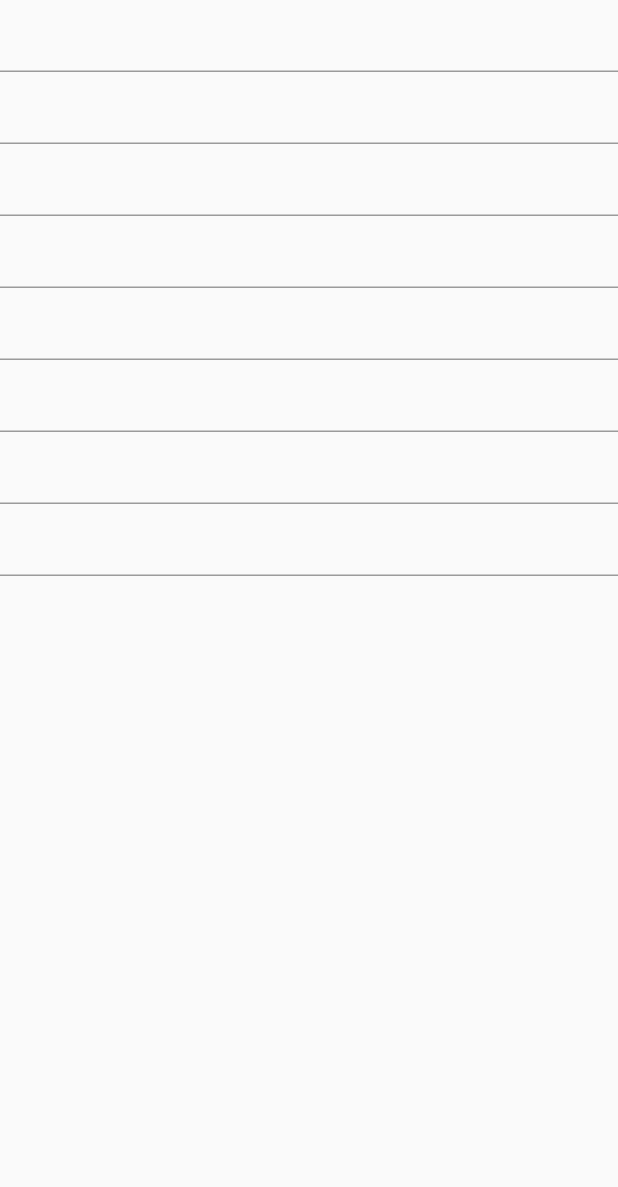
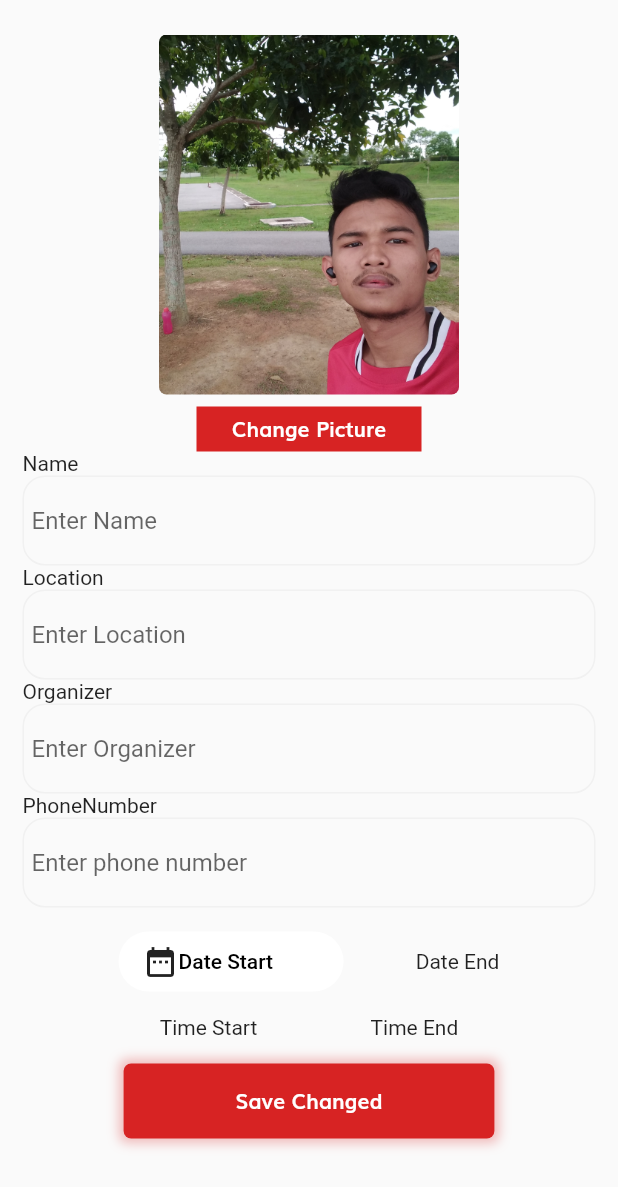
Before and after one commit to Firzan97/Blood-Donation-using-geolocation-and-rule-based-algorithm-, a Flutter app: the EditEvent screen opened directly, on a phone screen of 412 x 824 dp. Shown: the top 1187 px of the screen. Run offline on Flutter 3.47's test engine with Material 2 defaults, Android fonts, the phone set to English and light mode, and no system bars; our stand-ins replace curved_navigation_bar, firebase_messaging, flutter_datetime_picker, flutter_svg, font_awesome_flutter, geolocator and 8 more; missing offline and left inert: geocoder; accounts and stored records are empty; generated files the repository leaves out were written again.

Commit message:
edit event 50% done

```diff
--- a/lib/event/edit_event.dart
+++ b/lib/event/edit_event.dart
@@ -1,4 +1,7 @@
+import 'package:easy_blood/constant/constant.dart';
+import 'package:flutter/cupertino.dart';
 import 'package:flutter/material.dart';
+import 'package:flutter_datetime_picker/flutter_datetime_picker.dart';
 
 class EditEvent extends StatefulWidget {
   @override
@@ -6,54 +9,237 @@ class EditEvent extends StatefulWidget {
 }
 
 class _EditEventState extends State<EditEvent> {
+  TextEditingController eventName = new TextEditingController();
+  TextEditingController eventLocation = new TextEditingController();
+  TextEditingController eventTime = new TextEditingController();
+  TextEditingController eventDate = new TextEditingController();
+  TextEditingController eventOrganizer = new TextEditingController();
+  TextEditingController eventPhoneNumber = new TextEditingController();
+  var dateStart,dateEnd,timeStart,timeEnd;
+
   @override
   Widget build(BuildContext context) {
-    return Container(
+    Size size = MediaQuery.of(context).size;
+    return Scaffold(
+        body: Container(
+          child: SingleChildScrollView(
+            child: Padding(
+              padding: const EdgeInsets.all(15.0),
               child: Column(
                 crossAxisAlignment: CrossAxisAlignment.start,
                 children: <Widget>[
-          Container(
-            child: TextField(
-
+                  Padding(
+                    padding: const EdgeInsets.all(8.0),
+                    child: Center(
+                      child: Container(
+                        height: 240,
+                        width: 200,
+                        decoration: BoxDecoration(
+                          shape: BoxShape
+                              .rectangle,
+                        ),
+                        child: ClipRRect(
+                            borderRadius:
+                            BorderRadius
+                                .circular(
+                                5),
+                            child: Image
+                                .asset(
+                              "assets/images/lari2.jpg",
+                              fit: BoxFit
+                                  .cover,)),
                       ),
                     ),
-          Container(
-            child: TextField(
+                  ),
+                  Center(
+                    child: Container(
+                      height: 30,
+                      width: 150,
+                      decoration: BoxDecoration(
 
+                          color: kGradient2
+                      ),
+                      child: Center(
+                        child: Text("Change Picture",
+                          style: TextStyle(
+                              fontWeight: FontWeight
+                                  .w700,
+                              fontFamily: "Muli",
+                              color: Colors.white
+                          ),),
                       ),
                     ),
+                  ),
+                  Text("Name"),
                   Container(
+                    decoration: BoxDecoration(
+                      borderRadius: BorderRadius.circular(15),
+                      border: Border.all(color: Colors.grey.withOpacity(0.1))
+                      ),
+
+                    child: Padding(
+                      padding: const EdgeInsets.all(5.0),
                       child: TextField(
-
+//                      controller: _mobileController,
+                        decoration: InputDecoration(
+                            border: InputBorder.none,
+                            hintText: 'Enter Name'),
                       ),
                     ),
+                  ),
+                  Text("Location"),
                   Container(
+                    decoration: BoxDecoration(
+                        borderRadius: BorderRadius.circular(15),
+                        border: Border.all(color: Colors.grey.withOpacity(0.1))
+                    ),
+
+                    child: Padding(
+                      padding: const EdgeInsets.all(5.0),
                       child: TextField(
-
+//                      controller: _mobileController,
+                        decoration: InputDecoration(
+                            border: InputBorder.none,
+                            hintText: 'Enter Location'),
                       ),
                     ),
+                  ),
+                  Text("Organizer"),
                   Container(
+                    decoration: BoxDecoration(
+                        borderRadius: BorderRadius.circular(15),
+                        border: Border.all(color: Colors.grey.withOpacity(0.1))
+                    ),
+
+                    child: Padding(
+                      padding: const EdgeInsets.all(5.0),
                       child: TextField(
-
+//                      controller: _mobileController,
+                        decoration: InputDecoration(
+                            border: InputBorder.none,
+                            hintText: 'Enter Organizer'),
                       ),
                     ),
+                  ),
+                  Text("PhoneNumber"),
                   Container(
+                    decoration: BoxDecoration(
+                        borderRadius: BorderRadius.circular(15),
+                        border: Border.all(color: Colors.grey.withOpacity(0.1))
+                    ),
+
+                    child: Padding(
+                      padding: const EdgeInsets.all(5.0),
                       child: TextField(
-
+//                      controller: _mobileController,
+                        decoration: InputDecoration(
+                            border: InputBorder.none,
+                            hintText: 'Enter phone number'),
                       ),
                     ),
+                  ),
+                  Padding(
+                    padding: const EdgeInsets.all(8.0),
+                    child: Container(
+                      child: Column(
+                        children: <Widget>[
+                          Padding(
+                            padding: const EdgeInsets.all(8.0),
+                            child: Row(
+                              mainAxisAlignment: MainAxisAlignment.spaceEvenly,
+                              children: <Widget>[
                                 Container(
-            child: TextField(
-
+                                  width: 150,
+                                  height: 40,
+                                  decoration: BoxDecoration(
+                                      color: Colors.white,
+                                      borderRadius: BorderRadius.circular(20)
+                                  ),
+                                  child: FlatButton(
+                                      shape: RoundedRectangleBorder(
+                                          borderRadius: BorderRadius.circular(20)
+                                      ),
+                                      onPressed: () {
+                                        DatePicker.showDatePicker(context,
+                                            showTitleActions: true,
+                                            minTime: DateTime(2020, 3, 5),
+                                            maxTime: DateTime(2029, 6, 7),
+                                            theme: DatePickerTheme(
+                                                headerColor: kPrimaryColor,
+                                                backgroundColor: kThirdColor,
+                                                itemStyle: TextStyle(
+                                                    color: Colors.white,
+                                                    fontWeight: FontWeight.bold,
+                                                    fontSize: 18),
+                                                doneStyle: TextStyle(color: Colors.white, fontSize: 16)),
+                                            onChanged: (date) {
+                                              print('change $date in time zone ' +
+                                                  date.timeZoneOffset.inHours.toString());
+                                            }, onConfirm: (date) {
+                                              dateStart = date;
+                                              print('confirm ${date}');
+                                            }, currentTime: DateTime.now(), locale: LocaleType.en);
+                                      },
+                                      child: Row(
+                                        children: <Widget>[
+                                          Icon(Icons.date_range),
+                                          Text(
+                                            'Date Start',
+                                            style: TextStyle(color: Colors.black),
+                                          ),
+                                        ],
+                                      )),
+                                ),
+                                Text("Date End"),
+                              ],
                             ),
                           ),
-          Container(
-            child: TextField(
-
+                          Padding(
+                            padding: const EdgeInsets.all(8.0),
+                            child: Row(
+                              mainAxisAlignment: MainAxisAlignment.spaceEvenly,
+                              children: <Widget>[
+                                Text("Time Start"),
+                                Text("Time End"),
+                              ],
                             ),
                           ),
                         ],
                       ),
+                    ),
+                  ),
+
+                  Center(
+                    child: Container(
+                      height: 50,
+                      width: size.width*0.6,
+                      decoration: BoxDecoration(
+                         borderRadius: BorderRadius.circular(5),
+                          color: kGradient2,
+                        boxShadow: [
+                          BoxShadow(
+                            spreadRadius: 3,
+                            color: kPrimaryColor.withOpacity(0.3),
+                            blurRadius: 6
+                          )
+                        ]
+                      ),
+                      child: Center(
+                        child: Text("Save Changed",
+                          style: TextStyle(
+                              fontWeight: FontWeight
+                                  .w700,
+                              fontFamily: "Muli",
+                              color: Colors.white
+                          ),),
+                      ),
+                    ),
+                  ),
+                ],
+              ),
+            ),
+          ),
+        ),
     );
   }
 }
--- a/lib/notification.dart
+++ b/lib/notification.dart
@@ -127,15 +127,15 @@ class _NotificationsState extends State<Notifications> {
                                             text: TextSpan(
                                               text: 'Firzan, ',
                                               style: TextStyle(
-                                                  fontWeight: FontWeight.w700,
+                                                  fontWeight: FontWeight.w600,
                                                   fontSize: 18.0,
-                                                  color: kThirdColor),
+                                              color: Colors.black),
                                               children: <TextSpan>[
                                                 TextSpan(
                                                     text: 'has request blood from you',
                                                     style: TextStyle(
                                                         fontWeight: FontWeight.w300,
-                                                        color: kThirdColor)),
+                                                        color: Colors.black)),
                                               ],
                                             ),
                                           ),
@@ -149,7 +149,8 @@ class _NotificationsState extends State<Notifications> {
                                                 shape: BoxShape.circle,
                                                 image: DecorationImage(
                                                     fit: BoxFit.cover,
-                                                    image: AssetImage("assets/images/lari2.jpg"))),
+                                                    image:
+                                                    AssetImage("assets/images/lari2.jpg"))),
                                           ),
                                           title: RichText(
                                             text: TextSpan(
@@ -157,13 +158,13 @@ class _NotificationsState extends State<Notifications> {
                                               style: TextStyle(
                                                   fontWeight: FontWeight.w700,
                                                   fontSize: 18.0,
-                                                  color: kThirdColor),
+                                                  color: Colors.black),
                                               children: <TextSpan>[
                                                 TextSpan(
                                                     text: 'has request blood from you',
                                                     style: TextStyle(
                                                         fontWeight: FontWeight.w300,
-                                                        color: kThirdColor)),
+                                                        color: Colors.black)),
                                               ],
                                             ),
                                           ),
@@ -177,7 +178,8 @@ class _NotificationsState extends State<Notifications> {
                                                 shape: BoxShape.circle,
                                                 image: DecorationImage(
                                                     fit: BoxFit.cover,
-                                                    image: AssetImage("assets/images/lari2.jpg"))),
+                                                    image:
+                                                    AssetImage("assets/images/lari2.jpg"))),
                                           ),
                                           title: RichText(
                                             text: TextSpan(
@@ -185,13 +187,13 @@ class _NotificationsState extends State<Notifications> {
                                               style: TextStyle(
                                                   fontWeight: FontWeight.w700,
                                                   fontSize: 18.0,
-                                                  color: kThirdColor),
+                                                  color: Colors.black),
                                               children: <TextSpan>[
                                                 TextSpan(
                                                     text: 'has request blood from you',
                                                     style: TextStyle(
                                                         fontWeight: FontWeight.w300,
-                                                        color: kThirdColor)),
+                                                        color: Colors.black)),
                                               ],
                                             ),
                                           ),
@@ -205,7 +207,8 @@ class _NotificationsState extends State<Notifications> {
                                                 shape: BoxShape.circle,
                                                 image: DecorationImage(
                                                     fit: BoxFit.cover,
-                                                    image: AssetImage("assets/images/lari2.jpg"))),
+                                                    image:
+                                                    AssetImage("assets/images/lari2.jpg"))),
                                           ),
                                           title: RichText(
                                             text: TextSpan(
@@ -213,13 +216,13 @@ class _NotificationsState extends State<Notifications> {
                                               style: TextStyle(
                                                   fontWeight: FontWeight.w700,
                                                   fontSize: 18.0,
-                                                  color: kThirdColor),
+                                                  color: Colors.black),
                                               children: <TextSpan>[
                                                 TextSpan(
                                                     text: 'has request blood from you',
                                                     style: TextStyle(
                                                         fontWeight: FontWeight.w300,
-                                                        color: kThirdColor)),
+                                                        color: Colors.black)),
                                               ],
                                             ),
                                           ),
@@ -233,7 +236,8 @@ class _NotificationsState extends State<Notifications> {
                                                 shape: BoxShape.circle,
                                                 image: DecorationImage(
                                                     fit: BoxFit.cover,
-                                                    image: AssetImage("assets/images/lari2.jpg"))),
+                                                    image:
+                                                    AssetImage("assets/images/lari2.jpg"))),
                                           ),
                                           title: RichText(
                                             text: TextSpan(
@@ -241,13 +245,13 @@ class _NotificationsState extends State<Notifications> {
                                               style: TextStyle(
                                                   fontWeight: FontWeight.w700,
                                                   fontSize: 18.0,
-                                                  color: kThirdColor),
+                                                  color: Colors.black),
                                               children: <TextSpan>[
                                                 TextSpan(
                                                     text: 'has request blood from you',
                                                     style: TextStyle(
                                                         fontWeight: FontWeight.w300,
-                                                        color: kThirdColor)),
+                                                        color: Colors.black)),
                                               ],
                                             ),
                                           ),
@@ -261,7 +265,8 @@ class _NotificationsState extends State<Notifications> {
                                                 shape: BoxShape.circle,
                                                 image: DecorationImage(
                                                     fit: BoxFit.cover,
-                                                    image: AssetImage("assets/images/lari2.jpg"))),
+                                                    image:
+                                                    AssetImage("assets/images/lari2.jpg"))),
                                           ),
                                           title: RichText(
                                             text: TextSpan(
@@ -269,13 +274,13 @@ class _NotificationsState extends State<Notifications> {
                                               style: TextStyle(
                                                   fontWeight: FontWeight.w700,
                                                   fontSize: 18.0,
-                                                  color: kThirdColor),
+                                                  color: Colors.black),
                                               children: <TextSpan>[
                                                 TextSpan(
                                                     text: 'has request blood from you',
                                                     style: TextStyle(
                                                         fontWeight: FontWeight.w300,
-                                                        color: kThirdColor)),
+                                                        color: Colors.black)),
                                               ],
                                             ),
                                           ),
@@ -289,7 +294,8 @@ class _NotificationsState extends State<Notifications> {
                                                 shape: BoxShape.circle,
                                                 image: DecorationImage(
                                                     fit: BoxFit.cover,
-                                                    image: AssetImage("assets/images/lari2.jpg"))),
+                                                    image:
+                                                    AssetImage("assets/images/lari2.jpg"))),
                                           ),
                                           title: RichText(
                                             text: TextSpan(
@@ -297,13 +303,13 @@ class _NotificationsState extends State<Notifications> {
                                               style: TextStyle(
                                                   fontWeight: FontWeight.w700,
                                                   fontSize: 18.0,
-                                                  color: kThirdColor),
+                                                  color: Colors.black),
                                               children: <TextSpan>[
                                                 TextSpan(
                                                     text: 'has request blood from you',
                                                     style: TextStyle(
                                                         fontWeight: FontWeight.w300,
-                                                        color: kThirdColor)),
+                                                        color: Colors.black)),
                                               ],
                                             ),
                                           ),
@@ -317,7 +323,8 @@ class _NotificationsState extends State<Notifications> {
                                                 shape: BoxShape.circle,
                                                 image: DecorationImage(
                                                     fit: BoxFit.cover,
-                                                    image: AssetImage("assets/images/lari2.jpg"))),
+                                                    image:
+                                                    AssetImage("assets/images/lari2.jpg"))),
                                           ),
                                           title: RichText(
                                             text: TextSpan(
@@ -325,13 +332,13 @@ class _NotificationsState extends State<Notifications> {
                                               style: TextStyle(
                                                   fontWeight: FontWeight.w700,
                                                   fontSize: 18.0,
-                                                  color: kThirdColor),
+                                                  color: Colors.black),
                                               children: <TextSpan>[
                                                 TextSpan(
                                                     text: 'has request blood from you',
                                                     style: TextStyle(
                                                         fontWeight: FontWeight.w300,
-                                                        color: kThirdColor)),
+                                                        color: Colors.black)),
                                               ],
                                             ),
                                           ),
```
Lines whose indentation alone changed are shown as unchanged.
